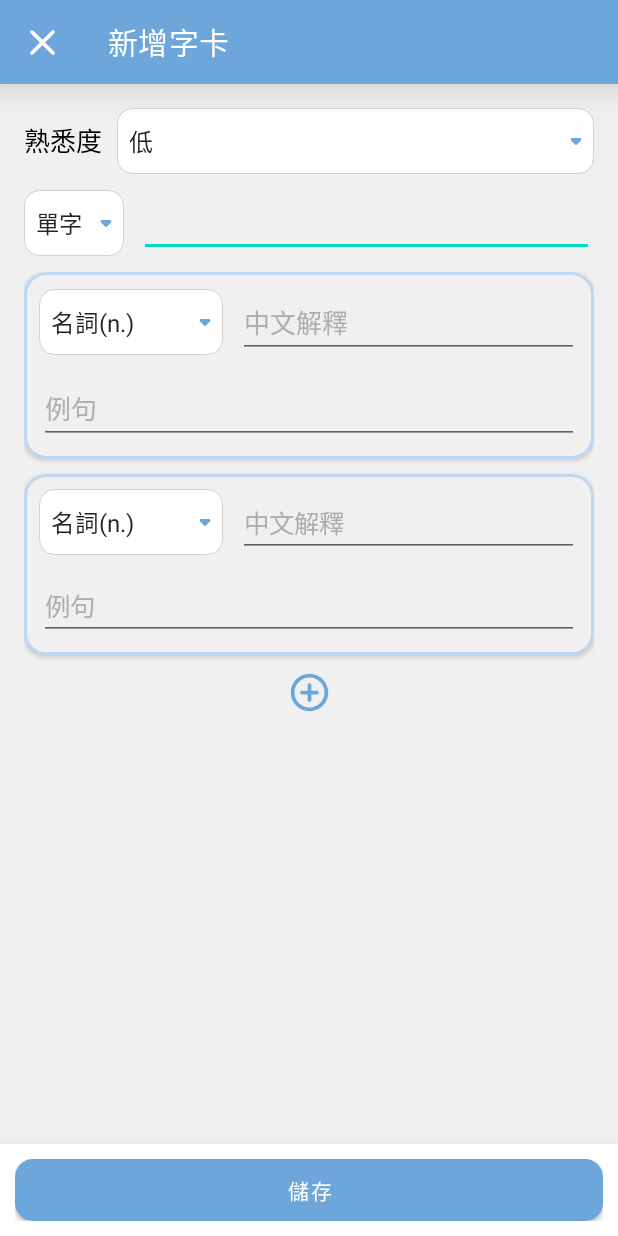
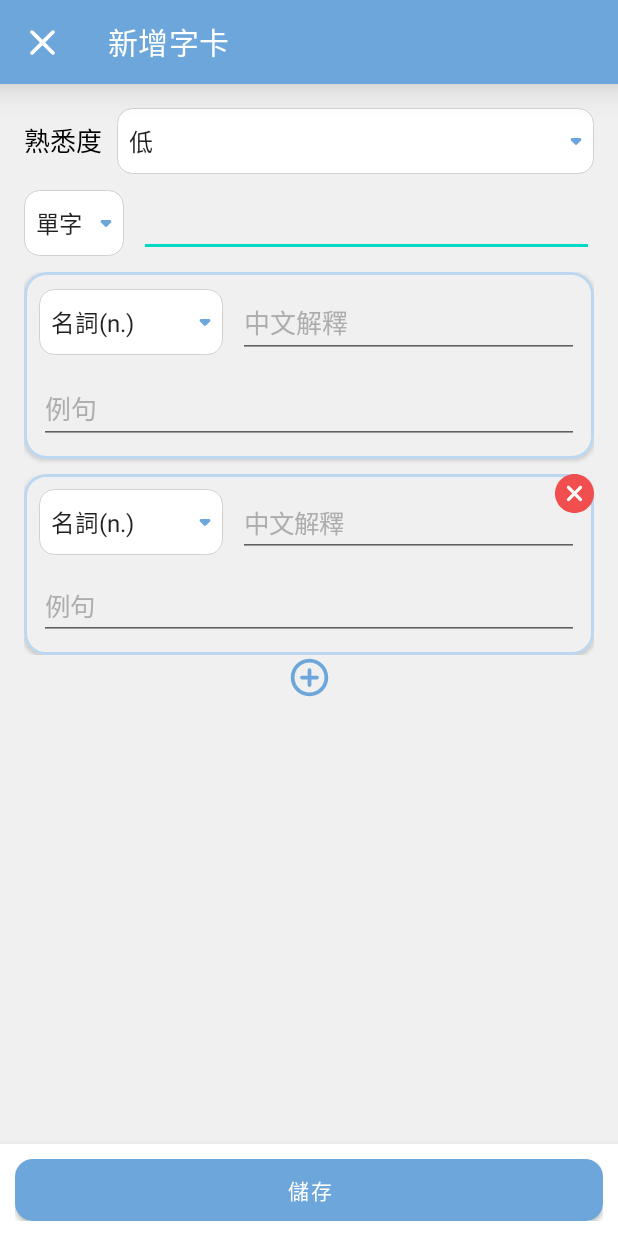
Before and after one commit to deoxyshuang/EnglishAide, an Android app: the EditWordCardActivity screen opened directly, with no data from a screen before it, after a tap on an icon or button, on a phone screen of 412 x 824 dp. Run offline under Robolectric (Android 15) with nearby library versions, the phone set to English and light mode, and no system bars.

Commit message:
增加動態項目remove button

```diff
--- a/app/src/main/java/com/bear/englishaide/EditWordCardActivity.java
+++ b/app/src/main/java/com/bear/englishaide/EditWordCardActivity.java
@@ -8,12 +8,14 @@ import android.database.sqlite.SQLiteDatabase;
 import android.os.Bundle;
 import android.util.Log;
 import android.util.TypedValue;
+import android.view.Gravity;
 import android.view.LayoutInflater;
 import android.view.View;
 import android.widget.AdapterView;
 import android.widget.ArrayAdapter;
 import android.widget.Button;
 import android.widget.EditText;
+import android.widget.FrameLayout;
 import android.widget.ImageView;
 import android.widget.LinearLayout;
 import android.widget.ScrollView;
@@ -45,6 +47,7 @@ public class EditWordCardActivity extends AppCompatActivity implements View.OnCl
     private ScrollView sv;
     private ArrayList<Spinner> spnPartList=new ArrayList<>();
     private ArrayList<EditText> edtMeanList=new ArrayList<>(),edtSentenceList=new ArrayList<>();
+    private ArrayList<ImageView> ivRemoveList=new ArrayList<>();
     private LayoutInflater layoutInflater;
     private int[] famiKeyList,partKeyList;
     private LinearLayout cvArea;
@@ -320,10 +323,13 @@ public class EditWordCardActivity extends AppCompatActivity implements View.OnCl
 //                break;
 
             case R.id.ivAdd:
+                //包裹cardview及刪除按鈕
+                FrameLayout frameLayout = new FrameLayout(this);
+                frameLayout.setLayoutParams(new LinearLayout.LayoutParams(LinearLayout.LayoutParams.MATCH_PARENT,LinearLayout.LayoutParams.WRAP_CONTENT));
                 //cardview
                 MaterialCardView cv = new MaterialCardView(this);
                 LinearLayout.LayoutParams layoutParams = new LinearLayout.LayoutParams(LinearLayout.LayoutParams.MATCH_PARENT,LinearLayout.LayoutParams.WRAP_CONTENT);
-                layoutParams.setMargins(0,0,0,(int) Utils.convertDpToPx(this,10));
+                layoutParams.setMargins(0,(int) Utils.convertDpToPx(this,12),0,(int) Utils.convertDpToPx(this,10));
                 cv.setLayoutParams(layoutParams);
                 cv.setCardElevation((int) Utils.convertDpToPx(this,2));
                 cv.setRadius((int) Utils.convertDpToPx(this,15));
@@ -375,8 +381,22 @@ public class EditWordCardActivity extends AppCompatActivity implements View.OnCl
                 wrapper.addView(linearLayout);
                 wrapper.addView(editText);
                 cv.addView(wrapper);
-                cvArea.addView(cv);
+                frameLayout.addView(cv);
 
+                //cv右上角 移除按鈕
+                ImageView ivRemove = new ImageView(this);
+                FrameLayout.LayoutParams ivParams = new FrameLayout.LayoutParams(LinearLayout.LayoutParams.WRAP_CONTENT,LinearLayout.LayoutParams.WRAP_CONTENT);
+                ivParams.gravity= Gravity.TOP | Gravity.END;
+                ivRemove.setLayoutParams(ivParams);
+                ivRemove.setElevation((int) Utils.convertDpToPx(this,5));
+                ivRemove.setBackground(ContextCompat.getDrawable(this,R.drawable.selector_iv_remove));
+                ivRemove.setClickable(true);
+                frameLayout.addView(ivRemove);
+                cvArea.addView(frameLayout);
+
+                ivRemove.setOnClickListener(v->{
+                    cvArea.removeView(frameLayout);
+                });
                 sv.post(() -> {
                     sv.fullScroll(ScrollView.FOCUS_DOWN); //強制滾動至底
                 });
--- /dev/null
+++ b/app/src/main/res/drawable/ic_remove_26.xml
@@ -0,0 +1,5 @@
+<vector android:height="26dp" android:viewportHeight="512"
+    android:viewportWidth="512" android:width="26dp" xmlns:android="http://schemas.android.com/apk/res/android">
+    <path android:fillColor="#f14f4f" android:pathData="m256,0c-141.164,0 -256,114.836 -256,256s114.836,256 256,256 256,-114.836 256,-256 -114.836,-256 -256,-256zM256,0"/>
+    <path android:fillColor="#fafafa" android:pathData="m350.273,320.105c8.34,8.344 8.34,21.824 0,30.168 -4.16,4.16 -9.621,6.25 -15.086,6.25 -5.461,0 -10.922,-2.09 -15.082,-6.25l-64.105,-64.109 -64.105,64.109c-4.16,4.16 -9.621,6.25 -15.082,6.25 -5.465,0 -10.926,-2.09 -15.086,-6.25 -8.34,-8.344 -8.34,-21.824 0,-30.168l64.109,-64.105 -64.109,-64.105c-8.34,-8.344 -8.34,-21.824 0,-30.168 8.344,-8.34 21.824,-8.34 30.168,0l64.105,64.109 64.105,-64.109c8.344,-8.34 21.824,-8.34 30.168,0 8.34,8.344 8.34,21.824 0,30.168l-64.109,64.105zM350.273,320.105"/>
+</vector>
--- /dev/null
+++ b/app/src/main/res/drawable/ic_remove_pressed_26.xml
@@ -0,0 +1,5 @@
+<vector android:height="26dp" android:viewportHeight="512"
+    android:viewportWidth="512" android:width="26dp" xmlns:android="http://schemas.android.com/apk/res/android">
+    <path android:fillColor="#ffaeae" android:pathData="m256,0c-141.164,0 -256,114.836 -256,256s114.836,256 256,256 256,-114.836 256,-256 -114.836,-256 -256,-256zM256,0"/>
+    <path android:fillColor="#fafafa" android:pathData="m350.273,320.105c8.34,8.344 8.34,21.824 0,30.168 -4.16,4.16 -9.621,6.25 -15.086,6.25 -5.461,0 -10.922,-2.09 -15.082,-6.25l-64.105,-64.109 -64.105,64.109c-4.16,4.16 -9.621,6.25 -15.082,6.25 -5.465,0 -10.926,-2.09 -15.086,-6.25 -8.34,-8.344 -8.34,-21.824 0,-30.168l64.109,-64.105 -64.109,-64.105c-8.34,-8.344 -8.34,-21.824 0,-30.168 8.344,-8.34 21.824,-8.34 30.168,0l64.105,64.109 64.105,-64.109c8.344,-8.34 21.824,-8.34 30.168,0 8.34,8.344 8.34,21.824 0,30.168l-64.109,64.105zM350.273,320.105"/>
+</vector>
--- /dev/null
+++ b/app/src/main/res/drawable/selector_iv_remove.xml
@@ -0,0 +1,5 @@
+<?xml version="1.0" encoding="utf-8"?>
+<selector xmlns:android="http://schemas.android.com/apk/res/android">
+    <item android:state_pressed="true" android:drawable="@drawable/ic_remove_pressed_26" />
+    <item android:drawable="@drawable/ic_remove_26" />
+</selector>
--- a/app/src/main/res/layout/activity_edit_wordcard.xml
+++ b/app/src/main/res/layout/activity_edit_wordcard.xml
@@ -106,7 +106,6 @@
                             android:layout_width="match_parent"
                             android:layout_height="wrap_content"
                             android:orientation="vertical">
-
                             <LinearLayout
                                 android:layout_width="match_parent"
                                 android:layout_height="wrap_content">
@@ -127,7 +126,6 @@
                                     android:textSize="@dimen/contentTextSize"
                                     android:hint="@string/mean"
                                     android:textColorHint="@color/lightGray"/>
-
                             </LinearLayout>
 
                             <EditText
@@ -138,9 +136,9 @@
                                 android:textSize="@dimen/contentTextSize"
                                 android:hint="@string/example"
                                 android:textColorHint="@color/lightGray" />
-
                         </LinearLayout>
                     </com.google.android.material.card.MaterialCardView>
+
             </LinearLayout>
 
             <ImageView
@@ -150,9 +148,8 @@
                 app:layout_constraintStart_toStartOf="parent"
                 app:layout_constraintTop_toBottomOf="@+id/cvArea"
                 app:layout_constraintEnd_toEndOf="parent"
-                android:src="@drawable/selector_imageview"
-                android:clickable="true"
-                />
+                android:src="@drawable/selector_iv_add"
+                android:clickable="true" />
 
             <!--單字磁性變化區Start-->
 <!--            <TextView-->
--- a/app/src/main/res/values/colors.xml
+++ b/app/src/main/res/values/colors.xml
@@ -13,7 +13,8 @@
     <color name="bgGray">#F0F0F0</color>
     <color name="lightBlue2">#bcd7ef</color>
     <color name="successGreen">#55cc77</color>
-    <color name="failureRed">#ee4d2d</color>
+    <color name="failureRed">#f14f4f</color>
+    <color name="pressedRed">#FFAEAE</color>
 <!--    <color name="gray">#808080</color>-->
 <!--    <color name="lightOrange">#efbc37</color>-->
 <!--    <color name="lightOrange2">#f5d785</color>-->
```
Also changed, not shown: app/src/main/res/drawable/selector_iv_add.xml (renamed from app/src/main/res/drawable/selector_imageview.xml). Lines whose indentation alone changed are shown as unchanged.
